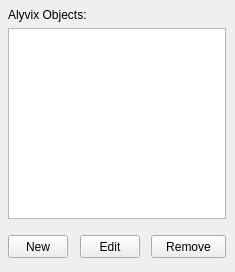
Old version of the form alyvix/extra/robotide/qt_ui/alyvix_object_selection_view.ui in the repository alyvix/alyvix.
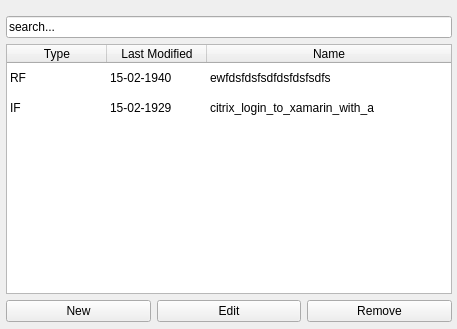
New version of the form.

Patch:
```diff
--- a/alyvix/extra/robotide/qt_ui/alyvix_object_selection_view.ui
+++ b/alyvix/extra/robotide/qt_ui/alyvix_object_selection_view.ui
@@ -6,93 +6,80 @@
    <rect>
     <x>0</x>
     <y>0</y>
-    <width>235</width>
-    <height>272</height>
+    <width>457</width>
+    <height>329</height>
    </rect>
   </property>
   <property name="windowTitle">
    <string>Alyvix - Select Finder</string>
   </property>
-  <widget class="QListWidget" name="listWidgetAlyObj">
-   <property name="geometry">
-    <rect>
-     <x>8</x>
-     <y>28</y>
-     <width>218</width>
-     <height>191</height>
-    </rect>
+  <widget class="QPushButton" name="pushButtonCC">
+   <property name="enabled">
+    <bool>true</bool>
    </property>
-  </widget>
-  <widget class="QPushButton" name="pushButtonNew">
    <property name="geometry">
     <rect>
-     <x>8</x>
-     <y>235</y>
-     <width>60</width>
+     <x>9</x>
+     <y>9000</y>
+     <width>216</width>
      <height>23</height>
     </rect>
    </property>
    <property name="text">
-    <string>New</string>
+    <string>Custom Code</string>
    </property>
   </widget>
-  <widget class="QPushButton" name="pushButtonEdit">
+  <widget class="QWidget" name="widget_2" native="true">
    <property name="geometry">
     <rect>
-     <x>80</x>
-     <y>235</y>
-     <width>60</width>
-     <height>23</height>
+     <x>106</x>
+     <y>387</y>
+     <width>229</width>
+     <height>240</height>
     </rect>
    </property>
-   <property name="text">
-    <string>Edit</string>
-   </property>
-  </widget>
-  <widget class="QPushButton" name="pushButtonRemove">
-   <property name="geometry">
-    <rect>
-     <x>151</x>
-     <y>235</y>
-     <width>75</width>
-     <height>23</height>
-    </rect>
-   </property>
-   <property name="text">
-    <string>Remove</string>
-   </property>
-  </widget>
-  <widget class="QLabel" name="label">
-   <property name="geometry">
-    <rect>
-     <x>8</x>
-     <y>7</y>
-     <width>211</width>
-     <height>16</height>
-    </rect>
-   </property>
-   <property name="text">
-    <string>Alyvix Objects:</string>
-   </property>
-  </widget>
   <widget class="QWidget" name="gridLayoutWidget">
    <property name="geometry">
     <rect>
-     <x>8</x>
-     <y>362</y>
+      <x>6</x>
+      <y>5</y>
      <width>218</width>
-     <height>177</height>
+      <height>231</height>
     </rect>
    </property>
    <layout class="QGridLayout" name="gridLayout">
     <item row="0" column="0">
+      <widget class="QLabel" name="label_2">
+       <property name="text">
+        <string>Delay:</string>
+       </property>
+       <property name="alignment">
+        <set>Qt::AlignRight|Qt::AlignTrailing|Qt::AlignVCenter</set>
+       </property>
+      </widget>
+     </item>
+     <item row="0" column="1">
+      <widget class="QSpinBox" name="spinBoxDelay">
+       <property name="maximum">
+        <number>60</number>
+       </property>
+      </widget>
+     </item>
+     <item row="1" column="0" colspan="2">
      <widget class="QPushButton" name="pushButtonRF">
       <property name="text">
        <string>Rect Finder</string>
       </property>
      </widget>
     </item>
-    <item row="2" column="0">
+     <item row="2" column="0" colspan="2">
+      <widget class="QPushButton" name="pushButtonIF">
+       <property name="text">
+        <string>Image Finder</string>
+       </property>
+      </widget>
+     </item>
+     <item row="3" column="0" colspan="2">
      <widget class="QPushButton" name="pushButtonTF">
       <property name="enabled">
        <bool>true</bool>
@@ -102,7 +89,7 @@
       </property>
      </widget>
     </item>
-    <item row="3" column="0">
+     <item row="4" column="0" colspan="2">
      <widget class="QPushButton" name="pushButtonOF">
       <property name="enabled">
        <bool>true</bool>
@@ -112,72 +99,154 @@
       </property>
      </widget>
     </item>
-    <item row="1" column="0">
-     <widget class="QPushButton" name="pushButtonIF">
-      <property name="text">
-       <string>Image Finder</string>
-      </property>
-     </widget>
-    </item>
-   </layout>
-  </widget>
+     <item row="5" column="0" colspan="2">
   <widget class="QPushButton" name="pushButtonCancel">
-   <property name="geometry">
-    <rect>
-     <x>62</x>
-     <y>547</y>
-     <width>111</width>
-     <height>23</height>
-    </rect>
-   </property>
    <property name="text">
     <string>Cancel</string>
    </property>
   </widget>
-  <widget class="QSpinBox" name="spinBoxDelay">
+     </item>
+    </layout>
+   </widget>
+  </widget>
+  <widget class="QWidget" name="widget" native="true">
    <property name="geometry">
     <rect>
-     <x>184</x>
-     <y>332</y>
-     <width>42</width>
-     <height>22</height>
+     <x>0</x>
+     <y>10</y>
+     <width>458</width>
+     <height>321</height>
     </rect>
    </property>
-   <property name="maximum">
-    <number>60</number>
-   </property>
-  </widget>
-  <widget class="QLabel" name="label_2">
+   <widget class="QWidget" name="gridLayoutWidget_2">
    <property name="geometry">
     <rect>
-     <x>135</x>
-     <y>333</y>
-     <width>37</width>
-     <height>20</height>
-    </rect>
-   </property>
+      <x>6</x>
+      <y>6</y>
+      <width>446</width>
+      <height>306</height>
+     </rect>
+    </property>
+    <layout class="QGridLayout" name="gridLayout_2">
+     <item row="0" column="0" colspan="3">
+      <widget class="QLineEdit" name="lineEditSearch">
    <property name="text">
-    <string>Delay:</string>
-   </property>
-   <property name="alignment">
-    <set>Qt::AlignRight|Qt::AlignTrailing|Qt::AlignVCenter</set>
-   </property>
-  </widget>
-  <widget class="QPushButton" name="pushButtonCC">
-   <property name="enabled">
+        <string>search...</string>
+       </property>
+      </widget>
+     </item>
+     <item row="1" column="0" colspan="3">
+      <widget class="QTableWidget" name="tableWidget">
+       <property name="alternatingRowColors">
+        <bool>false</bool>
+       </property>
+       <property name="selectionBehavior">
+        <enum>QAbstractItemView::SelectRows</enum>
+       </property>
+       <property name="showGrid">
+        <bool>false</bool>
+       </property>
+       <property name="sortingEnabled">
     <bool>true</bool>
    </property>
-   <property name="geometry">
-    <rect>
-     <x>9</x>
-     <y>632</y>
-     <width>216</width>
-     <height>23</height>
-    </rect>
-   </property>
+       <property name="cornerButtonEnabled">
+        <bool>true</bool>
+       </property>
+       <attribute name="horizontalHeaderCascadingSectionResizes">
+        <bool>false</bool>
+       </attribute>
+       <attribute name="horizontalHeaderHighlightSections">
+        <bool>true</bool>
+       </attribute>
+       <attribute name="horizontalHeaderStretchLastSection">
+        <bool>true</bool>
+       </attribute>
+       <attribute name="verticalHeaderVisible">
+        <bool>false</bool>
+       </attribute>
+       <attribute name="verticalHeaderStretchLastSection">
+        <bool>false</bool>
+       </attribute>
+       <row>
    <property name="text">
-    <string>Custom Code</string>
-   </property>
+         <string>1</string>
+        </property>
+       </row>
+       <row>
+        <property name="text">
+         <string>2</string>
+        </property>
+       </row>
+       <column>
+        <property name="text">
+         <string>Type</string>
+        </property>
+       </column>
+       <column>
+        <property name="text">
+         <string>Last Modified</string>
+        </property>
+       </column>
+       <column>
+        <property name="text">
+         <string>Name</string>
+        </property>
+       </column>
+       <item row="0" column="0">
+        <property name="text">
+         <string>RF</string>
+        </property>
+       </item>
+       <item row="0" column="1">
+        <property name="text">
+         <string>15-02-1940</string>
+        </property>
+       </item>
+       <item row="0" column="2">
+        <property name="text">
+         <string>ewfdsfdsfsdfdsfdsfsdfs</string>
+        </property>
+       </item>
+       <item row="1" column="0">
+        <property name="text">
+         <string>IF</string>
+        </property>
+       </item>
+       <item row="1" column="1">
+        <property name="text">
+         <string>15-02-1929</string>
+        </property>
+       </item>
+       <item row="1" column="2">
+        <property name="text">
+         <string>citrix_login_to_xamarin_with_a</string>
+        </property>
+       </item>
+      </widget>
+     </item>
+     <item row="2" column="2">
+      <widget class="QPushButton" name="pushButtonRemove">
+       <property name="text">
+        <string>Remove</string>
+       </property>
+      </widget>
+     </item>
+     <item row="2" column="1">
+      <widget class="QPushButton" name="pushButtonEdit">
+       <property name="text">
+        <string>Edit</string>
+       </property>
+      </widget>
+     </item>
+     <item row="2" column="0">
+      <widget class="QPushButton" name="pushButtonNew">
+       <property name="text">
+        <string>New</string>
+       </property>
+      </widget>
+     </item>
+    </layout>
+   </widget>
   </widget>
  </widget>
  <resources/>
```
Lines whose indentation alone changed are shown as unchanged.
